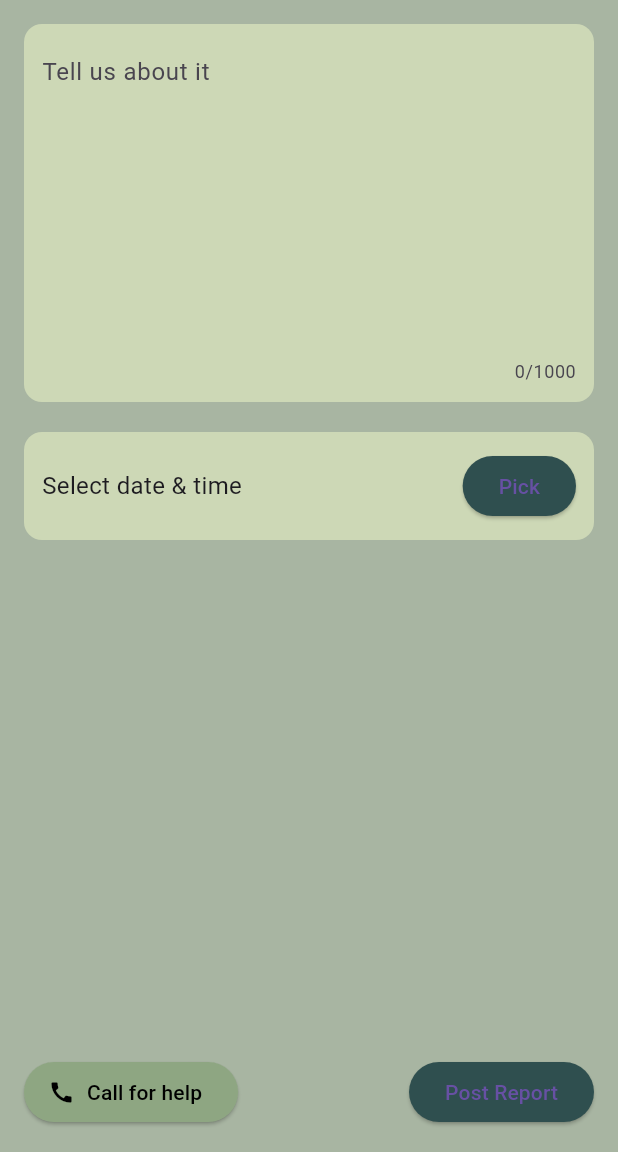
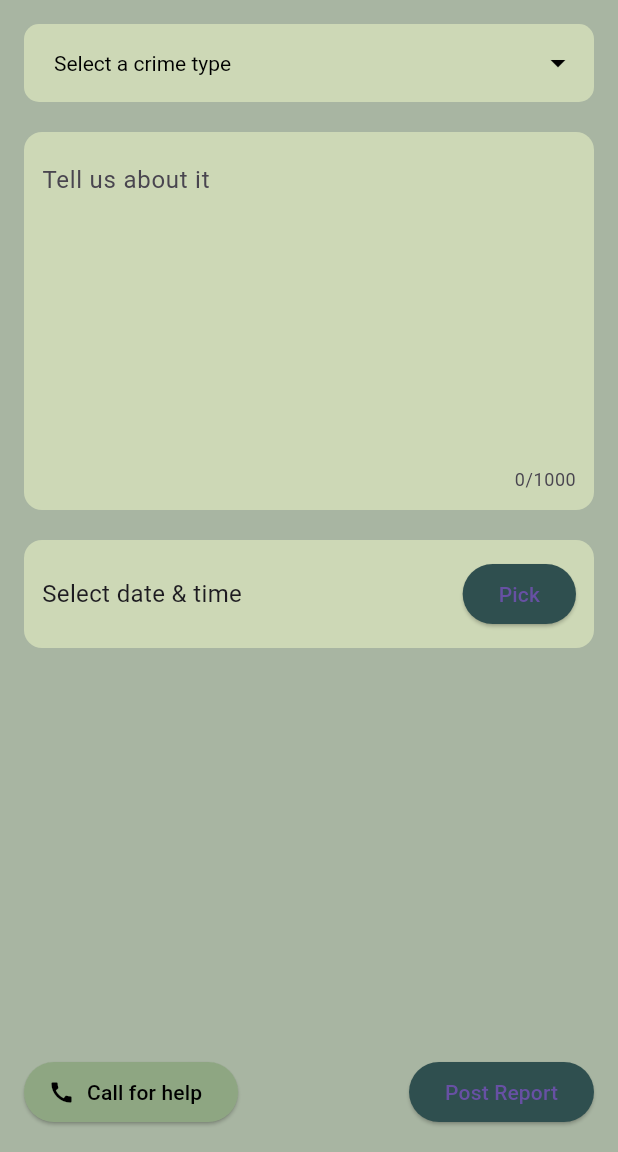
Before and after one commit to KaiRafie/AppDev, a Flutter app: the CreateReportPage screen opened directly, on a phone screen of 412 x 824 dp, the part 84-1236 px from its top. Run offline on Flutter 3.47's test engine with Material 3 defaults, Android fonts, the phone set to English and light mode, and no system bars; our stand-ins replace cloud_firestore, firebase_core, flutter_local_notifications, geocoding, location; accounts and stored records are empty.

Commit message:
Create drop down list of crime types

```diff
--- a/lib/settings/settingspage.dart
+++ b/lib/settings/settingspage.dart
@@ -183,7 +183,6 @@ class _SettingsPageState extends State<SettingsPage> {
 
   @override
   void initState() {
-    // TODO: implement initState
     super.initState();
     _loadNotificationSetting();
     _loadLocationPreference();
--- a/lib/userpages/createreportpage.dart
+++ b/lib/userpages/createreportpage.dart
@@ -1,5 +1,7 @@
 import 'package:flutter/material.dart';
 import 'package:intl/intl.dart';
+import 'package:cloud_firestore/cloud_firestore.dart';
+import 'package:firebase_core/firebase_core.dart';
 import '../components/sidebar.dart'; // adjust path if needed
 
 void main() {
@@ -85,6 +87,40 @@ class _CreateReportPageState extends State<CreateReportPage> {
     });
   }
 
+  Future<void> _createCrime(String username, String createdDate, String crimeType
+      , String description, String date, String time) async{
+
+  }
+
+  Future<void> _countCrime(String crimeType) async{
+
+  }
+
+  Future<void> _saveCrimeId(String username) async{
+
+  }
+
+  String? selectedValue;
+
+  final List<String> items = [
+    'Assault',
+    'Sexual Assault',
+    'Robbery',
+    'Homicide',
+    'Theft',
+    'Vehicle Theft',
+    'Break and Enter',
+    'Vandalism',
+    'Fraud / Scams',
+    'Drug Offences',
+    'Weapons Offences',
+    'Impaired Driving',
+    'Harassment / Threats',
+    'Kidnapping',
+    'Arson',
+    'Disturbance / Mischief',
+  ];
+
   @override
   Widget build(BuildContext context) {
     return Scaffold(
@@ -98,6 +134,35 @@ class _CreateReportPageState extends State<CreateReportPage> {
         padding: const EdgeInsets.all(16),
         child: Column(
           children: [
+            // drop down list of crime types
+            DropdownButtonFormField<String>(
+              hint: Text("Select a crime type", style: TextStyle(color: Colors.black)),
+              value: selectedValue,
+              onChanged: (String? newValue) {
+                setState(() {
+                  selectedValue = newValue;
+                });
+              },
+              items: items.map((String value) {
+                return DropdownMenuItem<String>(
+                  value: value,
+                  child: Text(value),
+                );
+              }).toList(),
+              decoration: InputDecoration(
+                filled: true,
+                fillColor: Color(0xFFCDD8B6), // Match your form color
+                contentPadding: EdgeInsets.symmetric(horizontal: 16, vertical: 14),
+                border: OutlineInputBorder(
+                  borderRadius: BorderRadius.circular(10),
+                  borderSide: BorderSide.none,
+                ),
+              ),
+              dropdownColor: Color(0xFFCDD8B6), // Dropdown background
+              icon: Icon(Icons.arrow_drop_down, color: Colors.black),
+              style: TextStyle(color: Colors.black),
+            ),
+            const SizedBox(height: 20),
             // Incident text box
             Container(
               decoration: BoxDecoration(
```
